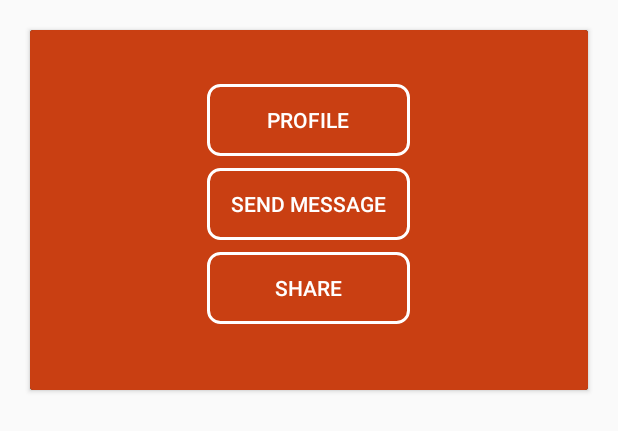
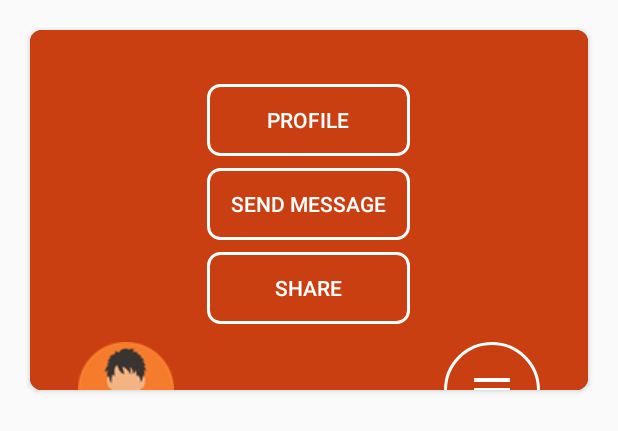
Before and after one commit to mavenium/User.Profile.Card, an Android app: the layout layout_user_profile.xml on its own in the app's theme, with its tools: preview values and no code run, on a phone screen of 412 x 824 dp. Shown: the top 431 px of the screen. Run offline under Robolectric (Android 15) with nearby library versions, the phone set to English and light mode, and no system bars.

Commit message:
add toggle image button and fix dimens, colors, ...

```diff
--- /dev/null
+++ b/app/src/main/res/drawable/ic_menu_white_24dp.xml
@@ -0,0 +1,5 @@
+<vector android:autoMirrored="true" android:height="24dp"
+    android:tint="#FFFFFF" android:viewportHeight="24.0"
+    android:viewportWidth="24.0" android:width="24dp" xmlns:android="http://schemas.android.com/apk/res/android">
+    <path android:fillColor="#FF000000" android:pathData="M3,18h18v-2L3,16v2zM3,13h18v-2L3,11v2zM3,6v2h18L21,6L3,6z"/>
+</vector>
--- /dev/null
+++ b/app/src/main/res/drawable/toggle_normal_bg.xml
@@ -0,0 +1,9 @@
+<?xml version="1.0" encoding="utf-8"?>
+<shape
+    xmlns:android="http://schemas.android.com/apk/res/android"
+    android:shape="oval">
+
+    <stroke android:width="2dp" android:color="@android:color/white" />
+    <solid android:color="@color/toggl_normal_bg" />
+
+</shape>
--- a/app/src/main/res/layout/layout_user_profile.xml
+++ b/app/src/main/res/layout/layout_user_profile.xml
@@ -3,6 +3,7 @@
     android:layout_width="match_parent"
     android:layout_height="wrap_content"
     xmlns:app="http://schemas.android.com/apk/res-auto"
+    app:cardCornerRadius="8dp"
     android:layout_margin="20dp">
 
     <RelativeLayout
@@ -28,6 +29,7 @@
                 android:id="@+id/layout_user_profile_reveal_relativeLayout"
                 android:layout_width="match_parent"
                 android:layout_height="match_parent"
+                android:layout_gravity="center"
                 android:background="@color/user_profile_master_color">
 
                 <androidx.appcompat.widget.LinearLayoutCompat
@@ -60,8 +62,26 @@
         </FrameLayout>
 
         <androidx.appcompat.widget.AppCompatImageView
+            android:id="@+id/user_profile_image"
             android:layout_width="@dimen/user_profile_image_height_width"
-            android:layout_height="@dimen/user_profile_image_height_width" />
+            android:layout_height="@dimen/user_profile_image_height_width"
+            app:srcCompat="@drawable/user"
+            android:layout_marginBottom="@dimen/user_profile_image_margin_bottom"
+            android:layout_marginLeft="@dimen/user_profile_image_margin_left"
+            android:layout_alignBottom="@id/layout_user_profile_cover_frameLayout"/>
+
+        <androidx.appcompat.widget.AppCompatImageView
+            android:layout_width="@dimen/user_profile_toggl_height_width"
+            android:layout_height="@dimen/user_profile_toggl_height_width"
+            android:layout_alignRight="@id/layout_user_profile_cover_frameLayout"
+            android:layout_alignBottom="@id/layout_user_profile_cover_frameLayout"
+            android:layout_marginRight="@dimen/user_profile_toggl_margin_right"
+            android:layout_marginBottom="@dimen/user_profile_toggl_margin_bottom"
+            android:scaleType="fitXY"
+            android:padding="16dp"
+            android:background="@drawable/toggle_normal_bg"
+
+            android:src="@drawable/ic_menu_white_24dp" />
 
     </RelativeLayout>
 
--- a/app/src/main/res/values/colors.xml
+++ b/app/src/main/res/values/colors.xml
@@ -5,4 +5,6 @@
     <color name="colorAccent">#D81B60</color>
 
     <color name="user_profile_master_color">#C93F12</color>
+
+    <color name="toggl_normal_bg">#C93F12</color>
 </resources>
--- a/app/src/main/res/values/dimens.xml
+++ b/app/src/main/res/values/dimens.xml
@@ -3,4 +3,10 @@
     <dimen name="cover_frameLayout_height">240dp</dimen>
 
     <dimen name="user_profile_image_height_width">64dp</dimen>
+    <dimen name="user_profile_image_margin_bottom">-32dp</dimen>
+    <dimen name="user_profile_image_margin_left">32dp</dimen>
+
+    <dimen name="user_profile_toggl_height_width">64dp</dimen>
+    <dimen name="user_profile_toggl_margin_right">32dp</dimen>
+    <dimen name="user_profile_toggl_margin_bottom">-32dp</dimen>
 </resources>
```
